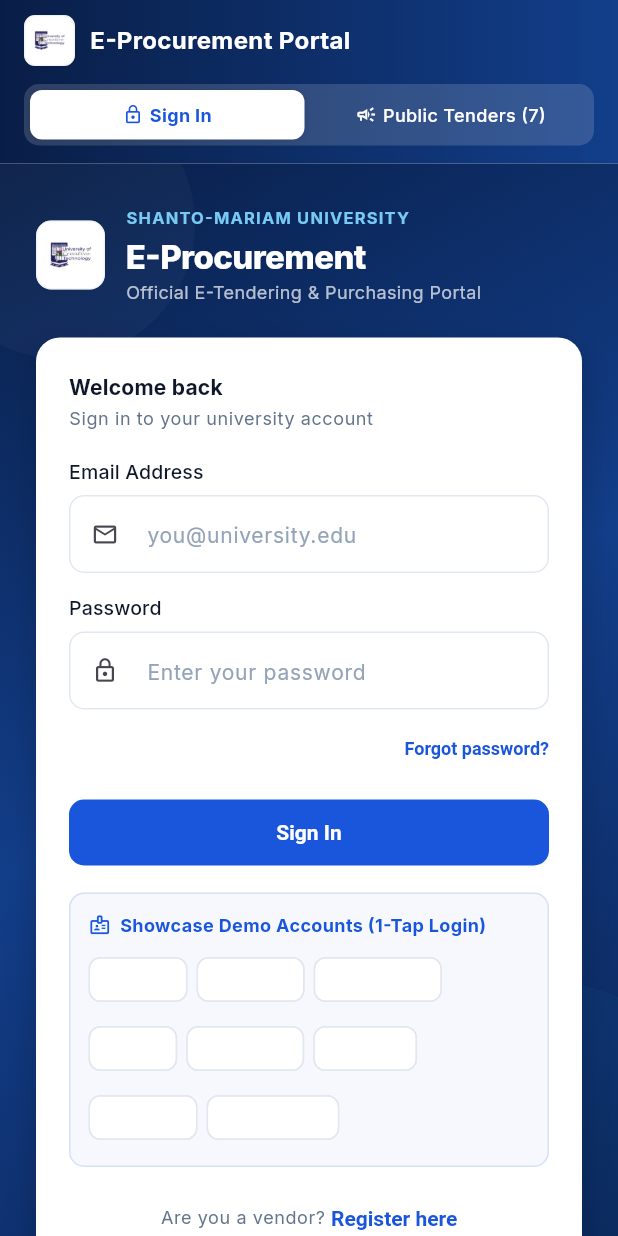
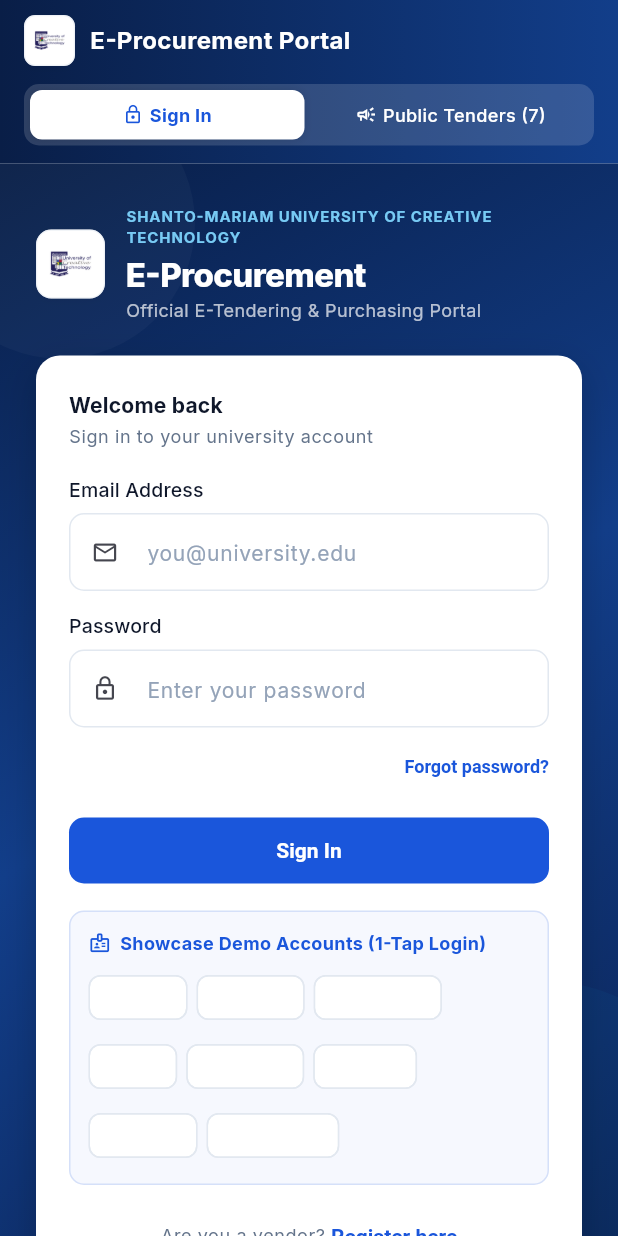
Before and after one commit to MD-Redwan-Ul-Abir/uni_procurement, a Flutter app: the screen it shows after launch, on a phone screen of 412 x 824 dp. Run offline on Flutter 3.47's test engine with Material 3 defaults, Android fonts, the phone set to English and light mode, and no system bars; drawn by our look-alikes of toastification; our stand-ins replace dartz, dio, file_picker, get, get_storage, google_fonts and 1 more; accounts and stored records are empty.

Commit message:
update university name to Shanto-Mariam University of Creative Technology

```diff
--- a/lib/core/constants/app_constants.dart
+++ b/lib/core/constants/app_constants.dart
@@ -3,7 +3,8 @@
   AppConstants._();
 
   static const String appName = 'E-Procurement';
-  static const String appTitle = 'E-Procurement - Shanto-Mariam University';
+  static const String universityName = 'Shanto-Mariam University of Creative Technology';
+  static const String appTitle = 'E-Procurement - Shanto-Mariam University of Creative Technology';
 
   /// Maximum file upload size in bytes (5 MB).
   static const int maxUploadSizeBytes = 5 * 1024 * 1024;
--- a/lib/core/responsive/adaptive_scaffold.dart
+++ b/lib/core/responsive/adaptive_scaffold.dart
@@ -236,7 +236,7 @@
                         overflow: TextOverflow.ellipsis,
                       ),
                       Text(
-                        'Shanto-Mariam University',
+                        'Shanto-Mariam University of Creative Technology',
                         style: TextStyle(
                           color: AppColors.textSecondary,
                           fontSize: 11,
@@ -497,7 +497,7 @@
                         overflow: TextOverflow.ellipsis,
                       ),
                       Text(
-                        'Shanto-Mariam University',
+                        'Shanto-Mariam University of Creative Technology',
                         style: TextStyle(
                           color: Colors.white70,
                           fontSize: 12,
--- a/lib/core/widgets/app_logo.dart
+++ b/lib/core/widgets/app_logo.dart
@@ -2,7 +2,7 @@
 import '../theme/app_colors.dart';
 
 /// Centralized branded logo for E-Procurement.
-/// Renders the official Shanta-Mariam University emblem.
+/// Renders the official Shanto-Mariam University of Creative Technology emblem.
 class AppLogo extends StatelessWidget {
   final double size;
   final bool showText;
--- a/lib/features/auth/presentation/pages/login_page.dart
+++ b/lib/features/auth/presentation/pages/login_page.dart
@@ -150,12 +150,12 @@
                             crossAxisAlignment: CrossAxisAlignment.start,
                             children: [
                               Text(
-                                'SHANTO-MARIAM UNIVERSITY',
+                                'SHANTO-MARIAM UNIVERSITY OF CREATIVE TECHNOLOGY',
                                 style: TextStyle(
                                   color: AppColors.accentLight.withValues(alpha: 0.95),
-                                  fontSize: 11,
+                                  fontSize: 10,
                                   fontWeight: FontWeight.w700,
-                                  letterSpacing: 0.8,
+                                  letterSpacing: 0.6,
                                 ),
                               ),
                               const SizedBox(height: 2),
```
Also changed, not shown: 3 other files.
